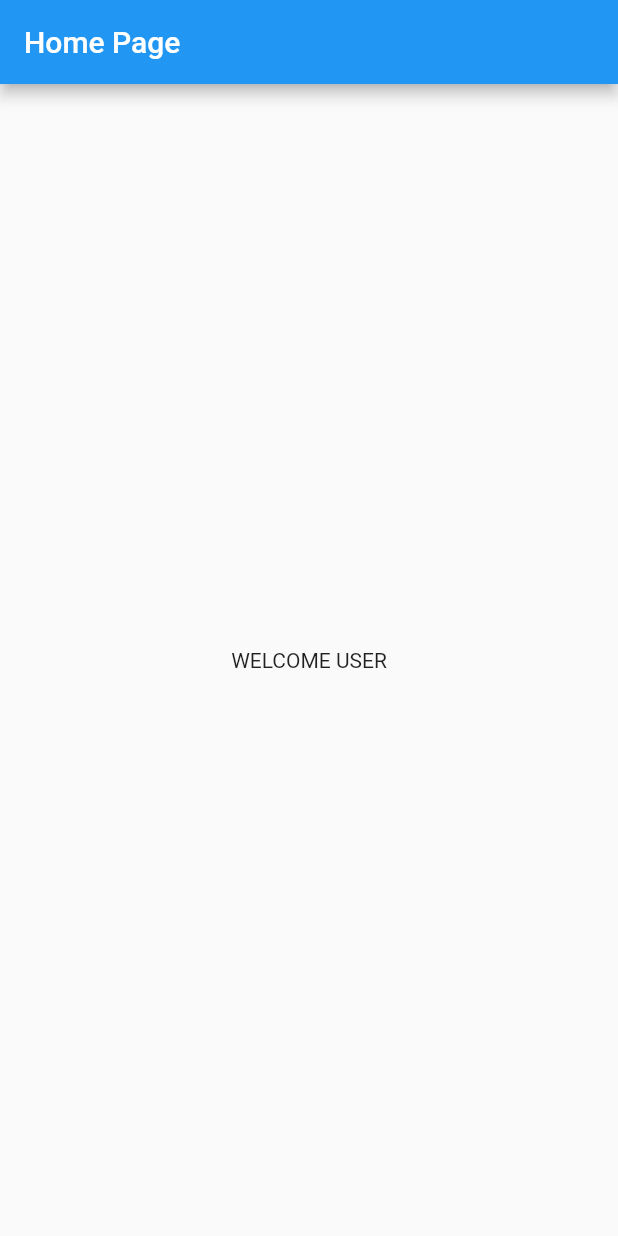
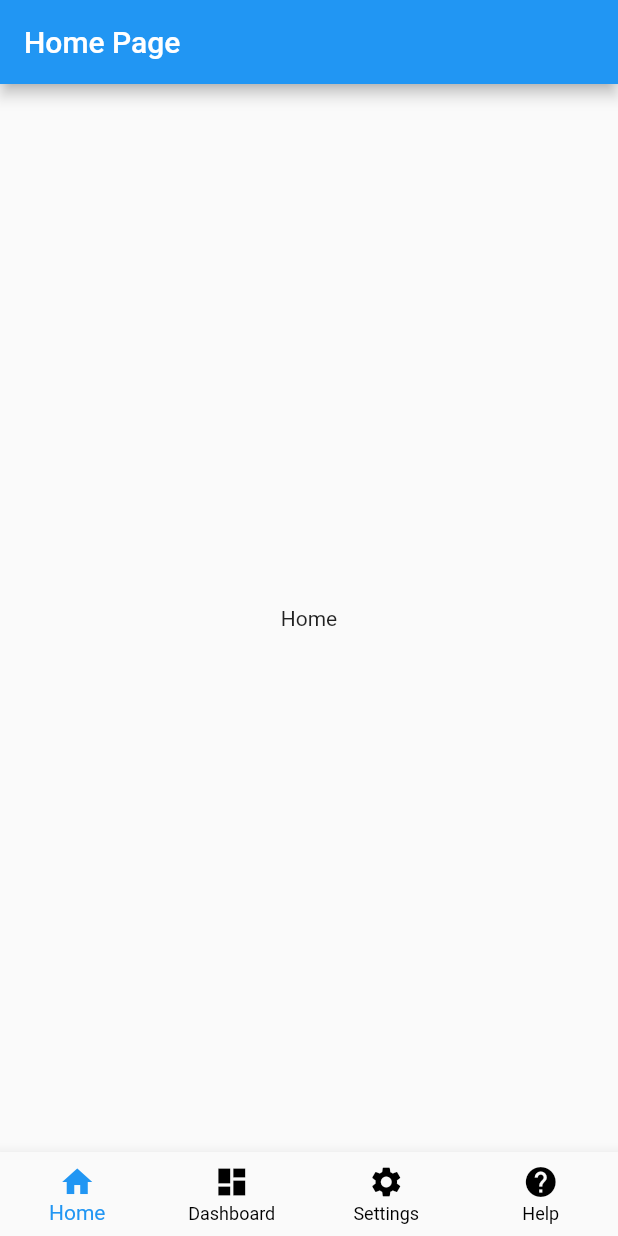
Before and after one commit to devdutt-dikshit/flutter-dev, a Flutter app: the screen it shows after launch, on a phone screen of 412 x 824 dp. Run offline on Flutter 3.47's test engine with Material 2 defaults, Android fonts, the phone set to English and light mode, and no system bars.

Commit message:
navbar added

```diff
--- a/testAPP/lib/main.dart
+++ b/testAPP/lib/main.dart
@@ -9,13 +9,60 @@ class Myapp extends StatelessWidget {
   Widget build(BuildContext context) {
     return MaterialApp(
       title: "My First App",
-      home: new Scaffold(
-        appBar: new AppBar(
-          title: new Text("Home Page"),
-        ),
-        body: new Center(
-          child: new Text("WELCOME USER"),
-        ),
+      home: new Homepage(),
+    );
+  }
+}
+
+class Homepage extends StatefulWidget {
+  @override
+  _HomepageState createState() => _HomepageState();
+}
+
+class _HomepageState extends State<Homepage> {
+  int _currentIndex = 0;
+  final tabs = [
+    Center(child: Text('Home')),
+    Center(child: Text('Dashboard')),
+    Center(child: Text('Settings')),
+    Center(child: Text('Help'))
+  ];
+  @override
+  Widget build(BuildContext context) {
+    return Scaffold(
+      appBar: new AppBar(
+        title: new Text("Home Page"),
+      ),
+      body: tabs[_currentIndex],
+      bottomNavigationBar: BottomNavigationBar(
+        currentIndex: _currentIndex,
+        type: BottomNavigationBarType.fixed,
+        // backgroundColor: Colors.deepOrangeAccent,
+        unselectedItemColor: Colors.black,
+        items: [
+          BottomNavigationBarItem(
+            icon: Icon(Icons.home),
+            title: Text('Home'),
+            // backgroundColor: Colors.redAccent
+          ),
+          BottomNavigationBarItem(
+              icon: Icon(Icons.dashboard),
+              title: Text('Dashboard'),
+              backgroundColor: Colors.blue),
+          BottomNavigationBarItem(
+              icon: Icon(Icons.settings),
+              title: Text('Settings'),
+              backgroundColor: Colors.blue),
+          BottomNavigationBarItem(
+              icon: Icon(Icons.help),
+              title: Text('Help'),
+              backgroundColor: Colors.blue),
+        ],
+        onTap: (index) {
+          setState(() {
+            _currentIndex = index;
+          });
+        },
       ),
     );
   }
```
